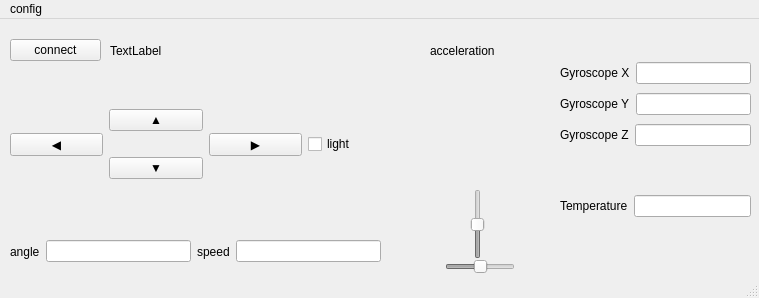
Before: the Qt Designer form Software/Software_HQ/Garfield_Control/Garfield_control.ui in bapoth/Garfield, drawn with Qt 5.
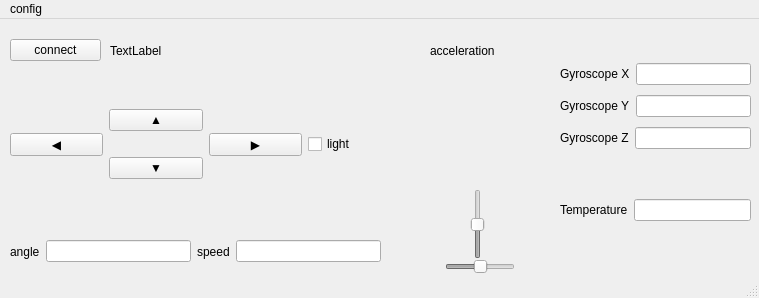
After: the same form once the commit is applied. Icons and pictures are not drawn.

Diff of the .ui file:
```diff
--- a/Software/Software_HQ/Garfield_Control/Garfield_control.ui
+++ b/Software/Software_HQ/Garfield_Control/Garfield_control.ui
@@ -238,7 +238,7 @@
       <x>560</x>
       <y>40</y>
       <width>191</width>
-      <height>162</height>
+      <height>166</height>
      </rect>
     </property>
     <layout class="QVBoxLayout" name="verticalLayout_2">
```
Left out of the diff: 10 changed lines with no effect on the pictures.
